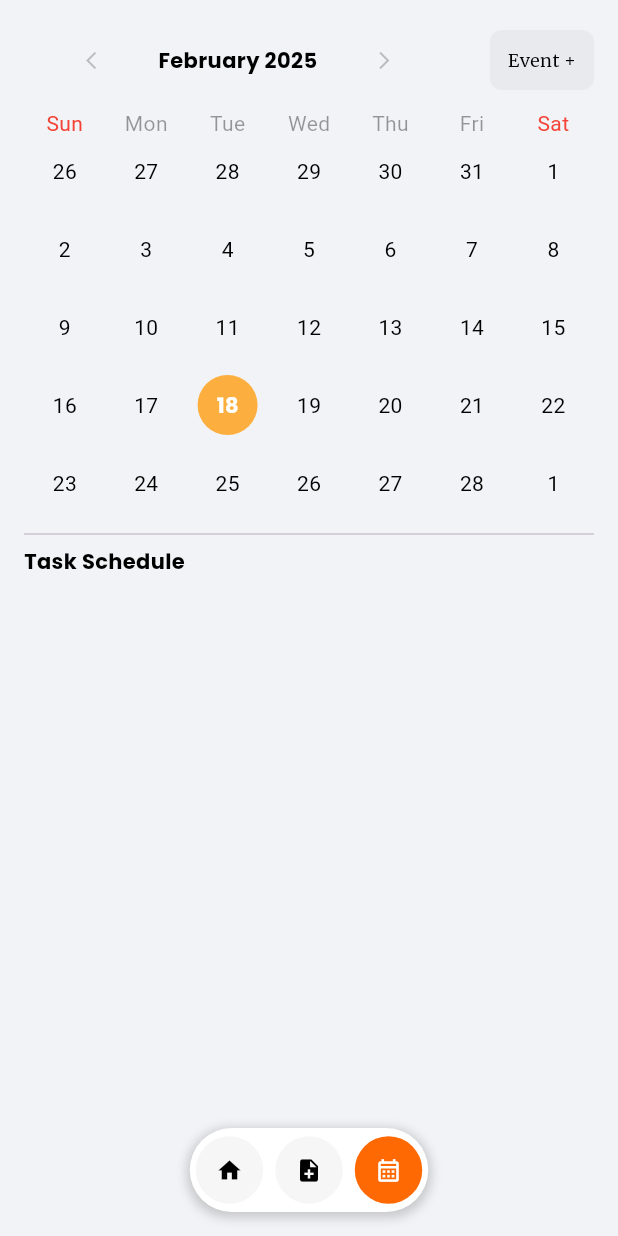
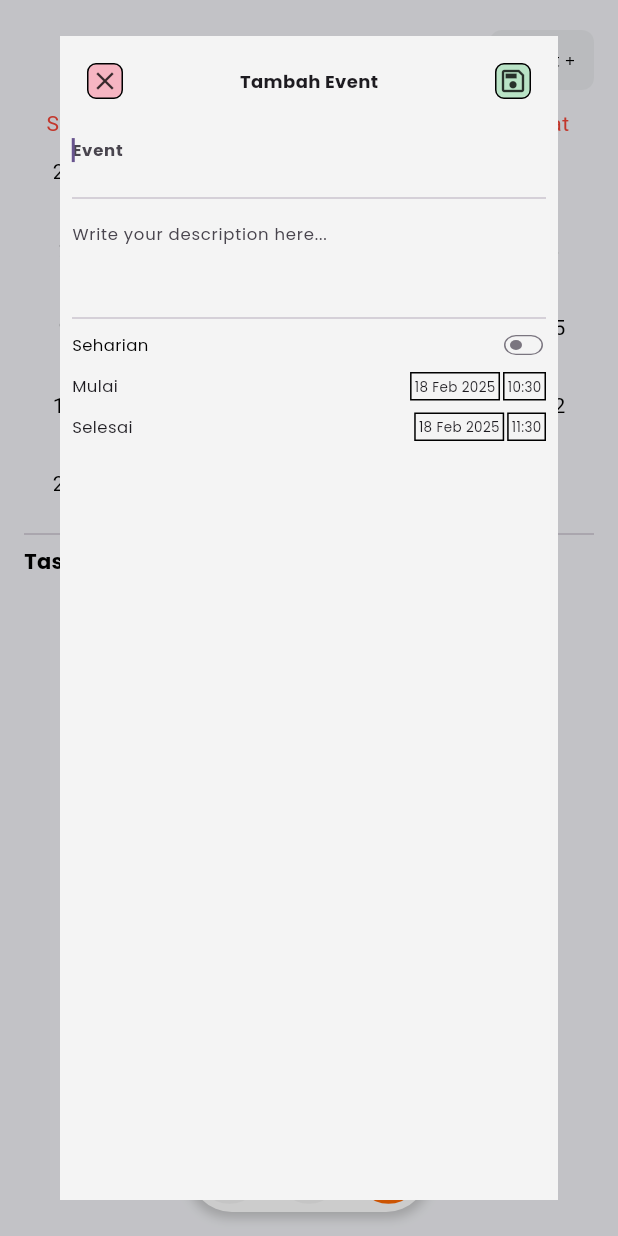
Before and after one commit to seikotakakura/note_taking_app, a Flutter app: the CalendarPage screen opened by its route, after a tap on "Event +", on a phone screen of 412 x 824 dp. Run offline on Flutter 3.47's test engine with Material 3 defaults, Android fonts, the phone set to English and light mode, and no system bars; drawn by our look-alikes of table_calendar; our stand-ins replace dio, flutter_riverpod, go_router, riverpod, sqflite; accounts and stored records are empty; network calls fail.

Commit message:
add ui and provider for event screen

```diff
--- a/lib/pages/calendar_page.dart
+++ b/lib/pages/calendar_page.dart
@@ -1,8 +1,10 @@
+import 'package:flutter/cupertino.dart';
 import 'package:flutter/material.dart';
 import 'package:flutter_riverpod/flutter_riverpod.dart';
 import 'package:intl/intl.dart';
 import 'package:note_taking_app/data/dummy_data.dart';
 import 'package:note_taking_app/providers/calendar_provider.dart';
+import 'package:note_taking_app/screens/add_event_screen.dart';
 import 'package:table_calendar/table_calendar.dart';
 
 class CalendarPage extends ConsumerWidget {
@@ -66,7 +68,10 @@ class CalendarPage extends ConsumerWidget {
                 Flexible(
                   child: TextButton(
                     onPressed: () {
-                      // Aksi simpan catatan
+                      showCupertinoDialog(
+                        context: context,
+                        builder: (context) => AddEventScreen(),
+                      );
                     }, // Warna ikon agak gelap
                     style: TextButton.styleFrom(
                       backgroundColor:
--- /dev/null
+++ b/lib/providers/event_provider.dart
@@ -0,0 +1,77 @@
+import 'dart:async';
+
+import 'package:flutter_riverpod/flutter_riverpod.dart';
+import 'package:note_taking_app/models/event_model.dart';
+import 'package:note_taking_app/models/result.dart';
+import 'package:note_taking_app/services/event_service.dart';
+
+final eventProviderDb = Provider<EventService>((ref) => EventService());
+
+class EventNotifier extends AsyncNotifier<List<EventModel>> {
+  @override
+  FutureOr<List<EventModel>> build() async {
+    return await fetchEvent();
+  }
+
+  Future<List<EventModel>> fetchEvent() async {
+    try {
+      final db = ref.read(eventProviderDb);
+      return await db.getAllEvent();
+    } catch (e) {
+      state = AsyncValue.error(e, StackTrace.current);
+      return [];
+    }
+  }
+
+  Future<Result> addEvent(EventModel event) async {
+    try {
+      final db = ref.read(eventProviderDb);
+      int result = await db.addEvent(event: event);
+
+      if (result > 0) {
+        state = AsyncValue.data(await fetchEvent());
+        return Result.success("Event berhasil ditambahkan");
+      } else {
+        return Result.error("Gagal menambahkan event");
+      }
+    } catch (e) {
+      return Result.error("Error: ${e.toString()}");
+    }
+  }
+
+  Future<Result> updateEvent(EventModel event) async {
+    try {
+      final db = ref.read(eventProviderDb);
+      int result = await db.updateEvent(event: event, eventId: event.id!);
+
+      if (result > 0) {
+        state = AsyncValue.data(await fetchEvent());
+        return Result.success("Event berhasil diubah");
+      } else {
+        return Result.error("Gagal mengubah event");
+      }
+    } catch (e) {
+      return Result.error("Error: ${e.toString()}");
+    }
+  }
+
+  Future<Result> deleteEvent(int idEvent) async {
+    try {
+      final db = ref.read(eventProviderDb);
+      int result = await db.deleteEventDataById(id: idEvent);
+
+      if (result > 0) {
+        state = AsyncValue.data(await fetchEvent());
+        return Result.success("Event berhasil dihapus");
+      } else {
+        return Result.error("Gagal menghapus event");
+      }
+    } catch (e) {
+      return Result.error("Error: ${e.toString()}");
+    }
+  }
+}
+
+final eventProvider = AsyncNotifierProvider<EventNotifier, List<EventModel>>(() {
+  return EventNotifier();
+});
--- a/lib/providers/note_provider.dart
+++ b/lib/providers/note_provider.dart
@@ -49,9 +49,9 @@ class NotesNotifier extends AsyncNotifier<List<NoteModel>> {
 
       if (result > 0) {
         state = AsyncValue.data(await fetchNotes());
-        return Result.success("Note berhasil diupdate");
+        return Result.success("Note berhasil diubah");
       } else {
-        return Result.error("Gagal mengupdate note");
+        return Result.error("Gagal mengubah note");
       }
     } catch (e) {
       log("Error: ${e.toString()}");
--- /dev/null
+++ b/lib/screens/add_event_screen.dart
@@ -0,0 +1,289 @@
+import 'package:flutter/material.dart';
+import 'package:flutter_riverpod/flutter_riverpod.dart';
+import 'package:intl/intl.dart';
+
+class AddEventScreen extends ConsumerWidget {
+  const AddEventScreen({super.key});
+
+  @override
+  Widget build(BuildContext context, WidgetRef ref) {
+    TextEditingController titleEventController = TextEditingController();
+    TextEditingController descEventController = TextEditingController();
+    bool isAllDay = false;
+    String dateTodayMulai = DateFormat("d MMM yyyy").format(DateTime.now());
+    String timeTodayMulai = DateFormat("HH:mm").format(DateTime.now());
+    String dateTodaySelesai = DateFormat("d MMM yyyy").format(DateTime.now());
+    String timeTodaySelesai = DateFormat("HH:mm").format(DateTime.now().add(Duration(hours: 1)));
+
+    return Dialog(
+      shape: RoundedRectangleBorder(
+        borderRadius: BorderRadius.circular(0), // Border di Dialog
+      ),
+      child: Material( //Handling keyboard problem when testing on macos
+        child: Container(
+          color: Color(0xFFF4F4F4),
+          padding: EdgeInsets.all(8.0),
+          child: Column(
+            children: [
+              Flexible(
+                child: Row(
+                  mainAxisAlignment: MainAxisAlignment.spaceBetween,
+                  children: [
+                    GestureDetector(
+                      child: Padding(
+                        padding: const EdgeInsets.all(10.0),
+                        child: Container(
+                          width: 24.0,
+                          height: 24.0,
+                          decoration: BoxDecoration(
+                            color: Color(0xFFF6B5C2),
+                            borderRadius: BorderRadius.circular(6.0),
+                            border: Border.all(width: 1),
+                          ),
+                          child: Icon(
+                            Icons.close,
+                            size: 20.0,
+                            color: Colors.black.withAlpha(200),
+                          ),
+                        ),
+                      ),
+                      onTap: () {
+                        Navigator.pop(context);
+                        FocusManager.instance.primaryFocus?.unfocus();
+                      },
+                    ),
+                    SizedBox(
+                      child: Text(
+                        "Tambah Event",
+                        style: TextStyle(
+                            fontFamily: "Poppins",
+                            fontSize: 12.0,
+                            fontWeight: FontWeight.bold),
+                      ),
+                    ),
+                    GestureDetector(
+                      child: Padding(
+                        padding: const EdgeInsets.all(10.0),
+                        child: Container(
+                          width: 24.0,
+                          height: 24.0,
+                          decoration: BoxDecoration(
+                            color: Color(0xFFB9E3C6),
+                            borderRadius: BorderRadius.circular(6.0),
+                            border: Border.all(width: 1),
+                          ),
+                          child: Icon(
+                            Icons.save_outlined,
+                            size: 20.0,
+                            color: Colors.black.withAlpha(200),
+                          ),
+                        ),
+                      ),
+                      onTap: () {},
+                    ),
+                  ],
+                ),
+              ),
+              Flexible(
+                child: Column(
+                  children: [
+                    TextFormField(
+                      controller: titleEventController,
+                      autofocus: true,
+                      style: TextStyle(
+                        fontFamily: 'Poppins',
+                        fontSize: 11.0,
+                        fontWeight: FontWeight.w700,
+                      ),
+                      decoration: InputDecoration(
+                        hintText: 'Event',
+                        hintStyle: TextStyle(
+                          fontFamily: 'Poppins',
+                          fontSize: 11.0,
+                          fontWeight: FontWeight.w700,
+                        ),
+                        border: InputBorder.none,
+                      ),
+                    ),
+                    Divider(),
+                    Flexible(
+                      child: TextFormField(
+                        controller: descEventController,
+                        decoration: InputDecoration(
+                          hintText: "Write your description here...",
+                          hintStyle: TextStyle(
+                            fontFamily: 'Poppins',
+                            fontSize: 11.0,
+                            fontWeight: FontWeight.w500,
+                          ),
+                          border: InputBorder.none,
+                        ),
+                        style: TextStyle(
+                          fontFamily: 'Poppins',
+                          fontSize: 11.0,
+                          fontWeight: FontWeight.w500,
+                        ),
+                        // keyboardType: TextInputType.multiline,
+                        maxLines: 3,
+                      ),
+                    ),
+                    Divider(),
+                    Flexible(
+                      child: Column(
+                        children: [
+                          Flexible(
+                            child: Row(
+                              mainAxisAlignment: MainAxisAlignment.spaceBetween,
+                              children: [
+                                Text(
+                                  "Seharian",
+                                  style: TextStyle(
+                                      fontFamily: "Poppins",
+                                      fontSize: 11.0,
+                                      color: Colors.black),
+                                ),
+                                SizedBox(
+                                  width: 30,
+                                  height: 20,
+                                  child: FittedBox(
+                                    fit: BoxFit.fill,
+                                    child: Switch(
+                                      value: isAllDay,
+                                      activeColor: Color(0xFFB9E3C6),
+                                      inactiveTrackColor: Color(0xFFF4F4F4),
+                                      onChanged: (bool value) {},
+                                    ),
+                                  ),
+                                ),
+                              ],
+                            ),
+                          ),
+                          SizedBox(height: 8.0),
+                          Flexible(
+                            child: Row(
+                              mainAxisAlignment: MainAxisAlignment.spaceBetween,
+                              children: [
+                                Text(
+                                  "Mulai",
+                                  style: TextStyle(
+                                    fontFamily: "Poppins",
+                                    fontSize: 11.0,
+                                  ),
+                                ),
+                                SizedBox(
+                                  child: Row(
+                                    mainAxisAlignment:
+                                        MainAxisAlignment.spaceEvenly,
+                                    children: [
+                                      GestureDetector(
+                                        onTap: () {},
+                                        child: Container(
+                                          padding: EdgeInsets.all(2.0),
+                                          decoration: BoxDecoration(
+                                            color: Color(0xFFF4F4F4),
+                                            border: Border.all(),
+                                          ),
+                                          child: Text(
+                                            dateTodayMulai,
+                                            style: TextStyle(
+                                              fontFamily: "Poppins",
+                                              fontSize: 9.0,
+                                            ),
+                                          ),
+                                        ),
+                                      ),
+                                      SizedBox(width: 2.0),
+                                      GestureDetector(
+                                        onTap: () {},
+                                        child: Container(
+                                          padding: EdgeInsets.all(2.0),
+                                          decoration: BoxDecoration(
+                                            color: Color(0xFFF4F4F4),
+                                            border: Border.all(),
+                                          ),
+                                          child: Text(
+                                            timeTodayMulai,
+                                            style: TextStyle(
+                                              fontFamily: "Poppins",
+                                              fontSize: 9.0,
+                                            ),
+                                          ),
+                                        ),
+                                      ),
+                                    ],
+                                  ),
+                                )
+                              ],
+                            ),
+                          ),
+                          SizedBox(height: 8.0),
+                          Flexible(
+                            child: Row(
+                              mainAxisAlignment: MainAxisAlignment.spaceBetween,
+                              children: [
+                                Text(
+                                  "Selesai",
+                                  style: TextStyle(
+                                    fontFamily: "Poppins",
+                                    fontSize: 11.0,
+                                  ),
+                                ),
+                                SizedBox(
+                                  child: Row(
+                                    mainAxisAlignment:
+                                        MainAxisAlignment.spaceEvenly,
+                                    children: [
+                                      GestureDetector(
+                                        onTap: () {},
+                                        child: Container(
+                                          padding: EdgeInsets.all(2.0),
+                                          decoration: BoxDecoration(
+                                            color: Color(0xFFF4F4F4),
+                                            border: Border.all(),
+                                          ),
+                                          child: Text(
+                                            dateTodaySelesai,
+                                            style: TextStyle(
+                                              fontFamily: "Poppins",
+                                              fontSize: 9.0,
+                                            ),
+                                          ),
+                                        ),
+                                      ),
+                                      SizedBox(width: 2.0),
+                                      GestureDetector(
+                                        onTap: () {},
+                                        child: Container(
+                                          padding: EdgeInsets.all(2.0),
+                                          decoration: BoxDecoration(
+                                            color: Color(0xFFF4F4F4),
+                                            border: Border.all(),
+                                          ),
+                                          child: Text(
+                                            timeTodaySelesai,
+                                            style: TextStyle(
+                                              fontFamily: "Poppins",
+                                              fontSize: 9.0,
+                                            ),
+                                          ),
+                                        ),
+                                      ),
+                                    ],
+                                  ),
+                                )
+                              ],
+                            ),
+                          ),
+                        ],
+                      ),
+                    ),
+                  ],
+                ),
+              ),
+            ],
+          ),
+        ),
+      ),
+    );
+  }
+}
```
